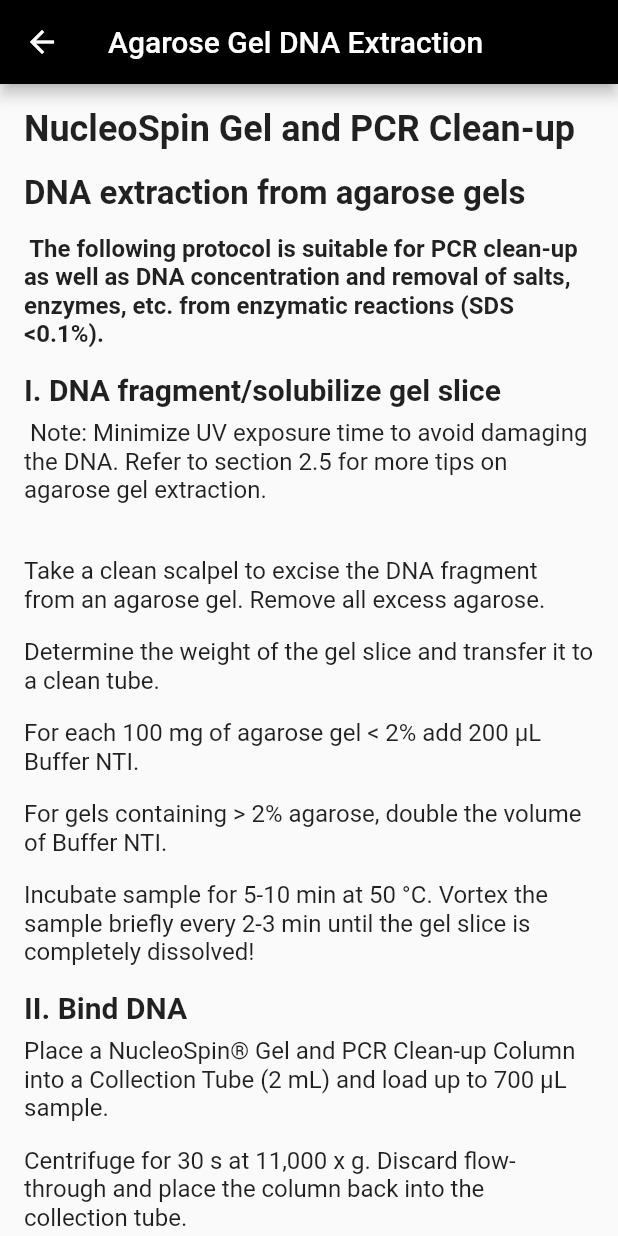
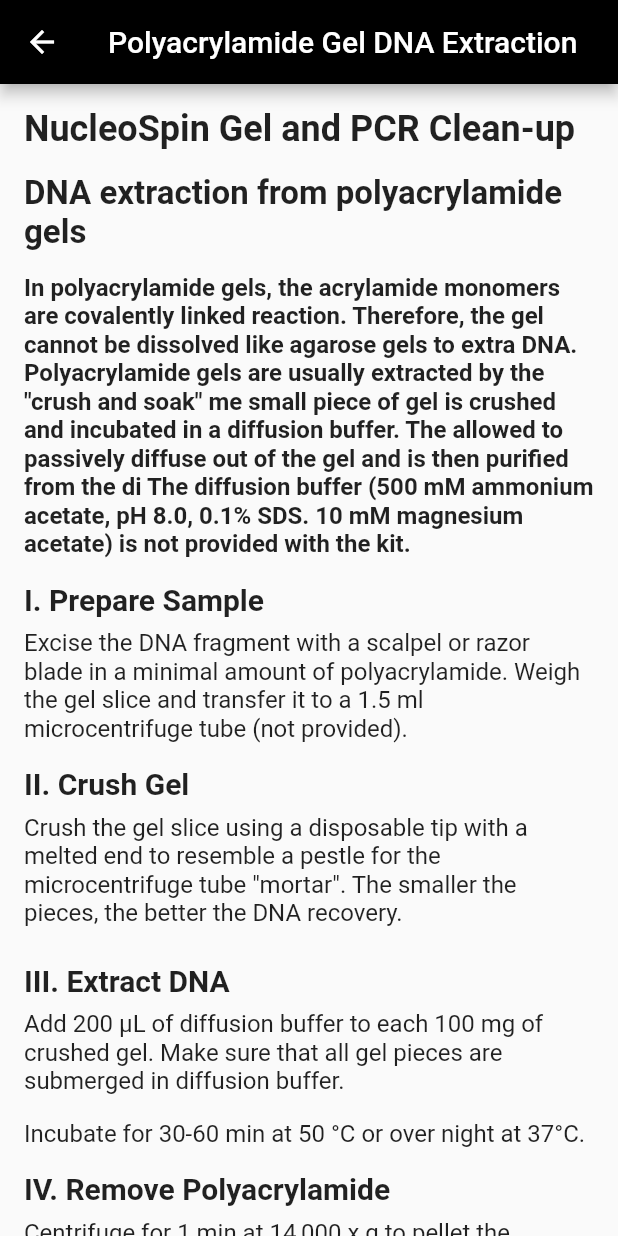
Before and after one commit to mxg-mega/Molecular_Diagonostics_guide_app, a Flutter app: the PolyacrylamideGelDNAProtocolScreen widget shown alone on an empty page, opened directly, on a phone screen of 412 x 824 dp. Run offline on Flutter 3.47's test engine with Material 2 defaults, Android fonts, the light colour scheme and no system bars.

Commit message:
Added Instructions for Polyacrylamide instructions

```diff
--- a/lib/Instructions_Screen.dart/PCR_Instructions/PCR Clean-up and Gel Extraction/polyacrylamide_gel_dna_extraction_protocol.dart
+++ b/lib/Instructions_Screen.dart/PCR_Instructions/PCR Clean-up and Gel Extraction/polyacrylamide_gel_dna_extraction_protocol.dart
@@ -10,29 +10,26 @@
   PolyacrylamideGelDNAProtocolScreen({super.key});
 
   final List<String> sectionI = [
-    "\tNote: Minimize UV exposure time to avoid damaging the DNA. Refer to section 2.5 for more tips on agarose gel extraction.\n",
-    "Take a clean scalpel to excise the DNA fragment from an agarose gel. Remove all excess agarose.",
-    "Determine the weight of the gel slice and transfer it to a clean tube.",
-    "For each 100 mg of agarose gel < 2% add 200 µL Buffer NTI.",
-    "For gels containing > 2% agarose, double the volume of Buffer NTI.",
-    "Incubate sample for 5-10 min at 50 °C. Vortex the sample briefly every 2-3 min until the gel slice is completely dissolved!",
+    "Excise the DNA fragment with a scalpel or razor blade in a minimal amount of polyacrylamide. Weigh the gel slice and transfer it to a 1.5 ml microcentrifuge tube (not provided).",
   ];
   final List<String> sectionII = [
-    "Place a NucleoSpin® Gel and PCR Clean-up Column into a Collection Tube (2 mL) and load up to 700 μL sample.",
-    "Centrifuge for 30 s at 11,000 x g. Discard flow-through and place the column back into the collection tube.",
-    "Load remaining sample if necessary and repeat the centrifugation step.\n",
+    "Crush the gel slice using a disposable tip with a melted end to resemble a pestle for the microcentrifuge tube \"mortar\". The smaller the pieces, the better the DNA recovery.",
   ];
   final List<String> sectionIII = [
-    "Add 700 μL Buffer NT3 to the NucleoSpin® Gel and PCR Clean-up Column. Centrifuge for 30 s at 11,000 x g. Discard flow-through and place the column back into the collection tube.\n",
-    "\tRecommended: Repeat previous washing step to minimize chaotropic salt carry-over and improve A260/A230 values.",
+    "Add 200 µL of diffusion buffer to each 100 mg of crushed gel. Make sure that all gel pieces are submerged in diffusion buffer.",
+    "Incubate for 30-60 min at 50 °C or over night at 37°C.",
   ];
   final List<String> sectionIV = [
-    "Centrifuge for 1 min at 11,000 x g to remove Buffer NT3 completely. Make sure the spin column does not come in contact with the flow-through while removing it from the centrifuge and the collection tube.\n",
-    "\tNote: Residual ethanol from Buffer NT3 might inhibit enzymatic reactions. Total removal of ethanol can be achieved by incubating the columns for 2-5 min at 70 °C prior to elution.",
+    "Centrifuge for 1 min at 14,000 x g to pellet the polyacryl- amide and transfer the supernatant to a new microcentri- fuge tube (not provided).",
+    "Alternatively, transfer the mixture to a NucleoSpin® Gel and PCR Clean-up Column and centrifuge 1 min at 14,000 x g to retain the gel on the column. Keep the flow- through which contains the DNA!",
+    "\tOptional: To increase the final yield, repeat step 3 and 4 and combine both supernatants or flow-throughs.",
   ];
   final List<String> sectionV = [
-    "Place the NucleoSpin® Gel and PCR Clean-up Column into a new 1.5 mL microcentrifuge tube (not provided). Add 15-30 μL Buffer NE and incubate at room temperature (18-25 °C) for 1 min. Centrifuge for 1 min at 11,000 x g.\n",
-    "\tNote: DNA recovery of larger fragments (> 1000 bp) can be increased by multiple elution steps with fresh buffer, heating to 70 °C and incubation for 5 min. See section 2.6 for detailed information.",
+    "Mix 1 volume of sample with 2 volumes of Buffer NTI. (e.g., 200 µL diffusion buffer and 400 μL of Buffer NTI). Small amounts of precipitating SDS do not influence the purification. Do not remove the precipitate.",
+    "Note: To obtain higher yields for small fragments < 50 bp add two volumes of ethanol or use Buffer NTC instead of Buffer NTI. Buffer NTC is not provided with the kit but can be ordered separately (see ordering information).",
+  ];
+  final List<String> sectionVI = [
+    "Continue with step 2 of the protocol for PCR clean-up.",
   ];
 
   final double paddingSize = 16.0,
@@ -43,7 +40,7 @@
   @override
   Widget build(BuildContext context) {
     return SubScreenTemplate(
-      screenTitle: "Agarose Gel DNA Extraction",
+      screenTitle: "Polyacrylamide Gel DNA Extraction",
       content: SingleChildScrollView(
         padding: EdgeInsets.all(paddingSize),
         child: Column(
@@ -60,7 +57,7 @@
               height: subHeadingMargin,
             ),
             Text(
-              "DNA extraction from agarose gels",
+              "DNA extraction from polyacrylamide gels",
               style: TextStyle(
                 fontSize: headingTextSize - 2,
                 fontWeight: FontWeight.bold,
@@ -70,7 +67,7 @@
               height: subHeadingMargin - 2,
             ),
             Text(
-              "\tThe following protocol is suitable for PCR clean-up as well as DNA concentration and removal of salts, enzymes, etc. from enzymatic reactions (SDS <0.1%).",
+              "In polyacrylamide gels, the acrylamide monomers are covalently linked reaction. Therefore, the gel cannot be dissolved like agarose gels to extra DNA. Polyacrylamide gels are usually extracted by the \"crush and soak\" me small piece of gel is crushed and incubated in a diffusion buffer. The allowed to passively diffuse out of the gel and is then purified from the di The diffusion buffer (500 mM ammonium acetate, pH 8.0, 0.1% SDS. 10 mM magnesium acetate) is not provided with the kit.",
               style: TextStyle(
                 fontSize: instructionTextSize,
                 fontWeight: FontWeight.bold,
@@ -80,14 +77,14 @@
               height: subHeadingMargin,
             ),
             InstructionSections(
-              "I. DNA fragment/solubilize gel slice",
+              "I. Prepare Sample",
               sectionI,
             ),
             SizedBox(
               height: instructionTextMargin,
             ),
             InstructionSections(
-              "II. Bind DNA",
+              "II. Crush Gel",
               sectionII,
             ),
             SizedBox(
@@ -97,22 +94,29 @@
               height: instructionTextMargin,
             ),
             InstructionSections(
-              "III. Wash silica membrane",
+              "III. Extract DNA",
               sectionIII,
             ),
             SizedBox(
               height: instructionTextMargin,
             ),
             InstructionSections(
-              "IV. Dry silica membrane",
+              "IV. Remove Polyacrylamide",
               sectionIV,
             ),
             SizedBox(
               height: instructionTextMargin,
             ),
             InstructionSections(
-              "V. Elute DNA",
+              "V. Adjust DNA Condition",
               sectionV,
+            ),
+            SizedBox(
+              height: instructionTextMargin,
+            ),
+            InstructionSections(
+              "VI. Bind DNA",
+              sectionVI,
             ),
             SizedBox(
               height: instructionTextMargin,
```
